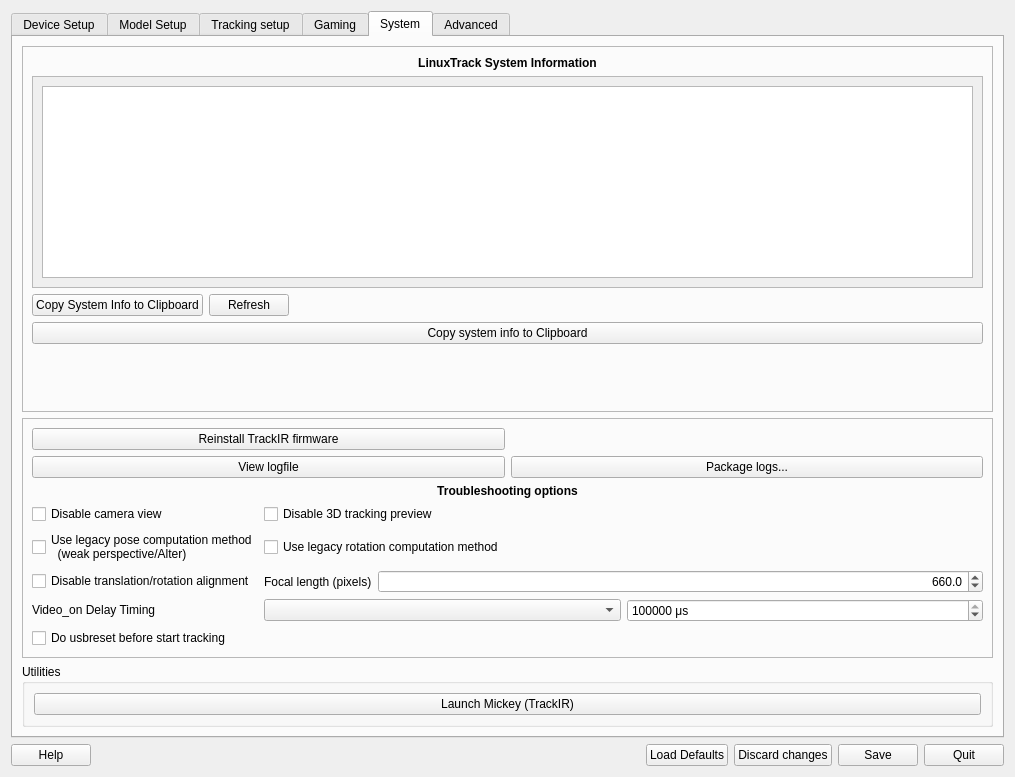
First picture: the form in src/qt_gui/ltr.ui, repository fwfa123/linuxtrackx-ir, before the edit.
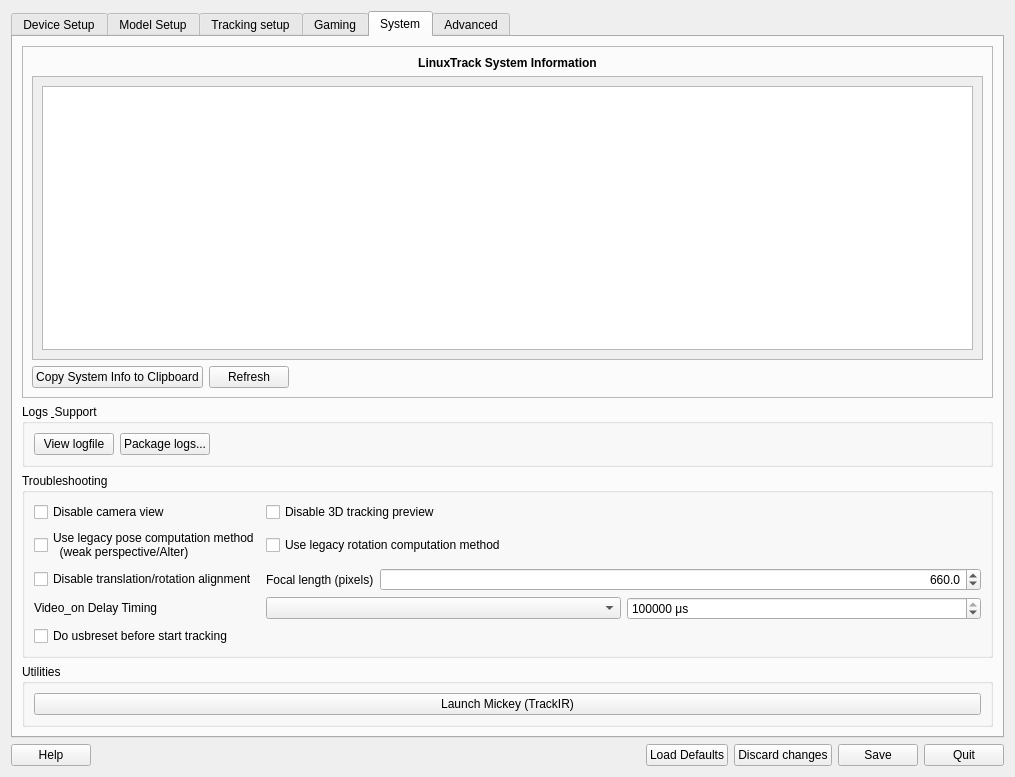
Second picture: the form after the edit. The open tabs and pages were chosen to show the change. Icons and pictures are not drawn.

Commit message:
fix: polish GUI labels, System tab, and help screenshots
Remove dead System-tab controls and Phase-2 stubs, add Gaming
prerequisite hints, and refresh help images/docs for the new layout.

```diff
--- a/src/qt_gui/ltr.ui
+++ b/src/qt_gui/ltr.ui
@@ -595,87 +595,50 @@
             </item>
            </layout>
           </item>
-          <item>
-           <widget class="QPushButton" name="CopySystemInfoButton">
-            <property name="text">
-             <string>Copy system info to Clipboard</string>
-            </property>
-           </widget>
-          </item>
-          <item>
-           <spacer name="verticalSpacer_2">
-            <property name="orientation">
-             <enum>Qt::Vertical</enum>
-            </property>
-            <property name="sizeHint" stdset="0">
-             <size>
-              <width>20</width>
-              <height>40</height>
-             </size>
-            </property>
-           </spacer>
-          </item>
          </layout>
         </widget>
        </item>
        <item>
-        <layout class="QHBoxLayout" name="horizontalLayout_7">
-         <item>
-          <widget class="QFrame" name="frame_7">
-           <property name="frameShape">
-            <enum>QFrame::StyledPanel</enum>
-           </property>
-           <property name="frameShadow">
-            <enum>QFrame::Raised</enum>
-           </property>
-           <layout class="QVBoxLayout" name="verticalLayout_23">
+        <widget class="QGroupBox" name="LogsSupportGroupBox">
+         <property name="title">
+          <string>Logs &amp; Support</string>
+         </property>
+         <layout class="QHBoxLayout" name="logsSupportLayout">
             <item>
-             <layout class="QGridLayout" name="gridLayout">
-              <item row="1" column="0">
-               <widget class="QPushButton" name="TIRFWButton">
-                <property name="text">
-                 <string>Reinstall TrackIR firmware</string>
-                </property>
-               </widget>
-              </item>
-              <item row="3" column="1">
-               <widget class="QPushButton" name="PackageLogsButton">
-                <property name="text">
-                 <string>Package logs...</string>
-                </property>
-               </widget>
-              </item>
-              <item row="3" column="0">
                <widget class="QPushButton" name="ViewLogButton">
                 <property name="text">
                  <string>View logfile</string>
                 </property>
                </widget>
               </item>
-             </layout>
-            </item>
             <item>
-             <widget class="QLabel" name="label">
-              <property name="sizePolicy">
-               <sizepolicy hsizetype="Preferred" vsizetype="Maximum">
-                <horstretch>0</horstretch>
-                <verstretch>0</verstretch>
-               </sizepolicy>
-              </property>
-              <property name="font">
-               <font>
-                <bold>true</bold>
-               </font>
-              </property>
+           <widget class="QPushButton" name="PackageLogsButton">
               <property name="text">
-               <string>Troubleshooting options</string>
-              </property>
-              <property name="alignment">
-               <set>Qt::AlignCenter</set>
-              </property>
+             <string>Package logs...</string>
+            </property>
+           </widget>
+          </item>
+          <item>
+           <spacer name="horizontalSpacer_logs">
+            <property name="orientation">
+             <enum>Qt::Horizontal</enum>
+            </property>
+            <property name="sizeHint" stdset="0">
+             <size>
+              <width>40</width>
+              <height>20</height>
+             </size>
+            </property>
+           </spacer>
+          </item>
+         </layout>
              </widget>
             </item>
             <item>
+        <widget class="QGroupBox" name="TroubleshootingGroupBox">
+         <property name="title">
+          <string>Troubleshooting</string>
+         </property>
              <layout class="QGridLayout" name="gridLayout_2">
               <item row="0" column="0">
                <widget class="QCheckBox" name="DisableCamView">
@@ -818,11 +781,7 @@
                </widget>
               </item>
              </layout>
-            </item>
-           </layout>
-          </widget>
-         </item>
-        </layout>
+        </widget>
        </item>
        <item>
         <widget class="QGroupBox" name="UtilitiesGroupBox">
```
Left out of the diff: 48 changed lines with no effect on the pictures. Lines whose indentation alone changed are shown as unchanged. The commit also changes 20 other files.
